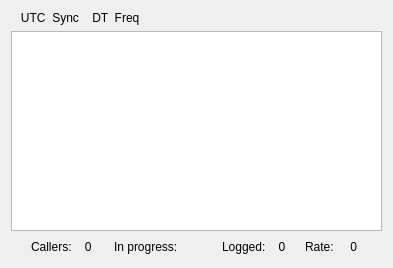
The window that widgets/messageaveraging.ui (saitohirga/WSJT-X) describes before a commit, drawn with Qt 5.
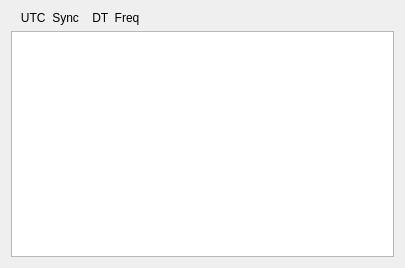
The same window after the commit.

Commit message: Revert the message averaging window to it's original single personality

The edit to the form file:
```diff
--- a/widgets/messageaveraging.ui
+++ b/widgets/messageaveraging.ui
@@ -6,7 +6,7 @@
    <rect>
     <x>0</x>
     <y>0</y>
-    <width>354</width>
+    <width>405</width>
     <height>268</height>
    </rect>
   </property>
@@ -16,6 +16,13 @@
   <layout class="QVBoxLayout" name="verticalLayout">
    <item>
     <layout class="QGridLayout" name="gridLayout">
+     <item row="1" column="0">
+      <widget class="QPlainTextEdit" name="msgAvgPlainTextEdit">
+       <property name="lineWrapMode">
+        <enum>QPlainTextEdit::NoWrap</enum>
+       </property>
+      </widget>
+     </item>
      <item row="0" column="0">
       <widget class="QLabel" name="header_label">
        <property name="text">
@@ -26,101 +33,6 @@
        </property>
       </widget>
      </item>
-     <item row="1" column="0">
-      <widget class="QPlainTextEdit" name="msgAvgPlainTextEdit">
-       <property name="lineWrapMode">
-        <enum>QPlainTextEdit::NoWrap</enum>
-       </property>
-      </widget>
-     </item>
-     <item row="2" column="0">
-      <layout class="QHBoxLayout" name="horizontalLayout">
-       <item>
-        <spacer name="horizontalSpacer">
-         <property name="orientation">
-          <enum>Qt::Horizontal</enum>
-         </property>
-         <property name="sizeType">
-          <enum>QSizePolicy::Fixed</enum>
-         </property>
-         <property name="sizeHint" stdset="0">
-          <size>
-           <width>20</width>
-           <height>20</height>
-          </size>
-         </property>
-        </spacer>
-       </item>
-       <item>
-        <widget class="QLabel" name="lab1">
-         <property name="minimumSize">
-          <size>
-           <width>77</width>
-           <height>20</height>
-          </size>
-         </property>
-         <property name="text">
-          <string>Callers:    0</string>
-         </property>
-        </widget>
-       </item>
-       <item>
-        <widget class="QLabel" name="lab2">
-         <property name="minimumSize">
-          <size>
-           <width>77</width>
-           <height>20</height>
-          </size>
-         </property>
-         <property name="text">
-          <string>In progress:    0</string>
-         </property>
-        </widget>
-       </item>
-       <item>
-        <spacer name="horizontalSpacer_2">
-         <property name="orientation">
-          <enum>Qt::Horizontal</enum>
-         </property>
-         <property name="sizeType">
-          <enum>QSizePolicy::Fixed</enum>
-         </property>
-         <property name="sizeHint" stdset="0">
-          <size>
-           <width>25</width>
-           <height>20</height>
-          </size>
-         </property>
-        </spacer>
-       </item>
-       <item>
-        <widget class="QLabel" name="lab3">
-         <property name="minimumSize">
-          <size>
-           <width>77</width>
-           <height>0</height>
-          </size>
-         </property>
-         <property name="text">
-          <string>Logged:    0</string>
-         </property>
-        </widget>
-       </item>
-       <item>
-        <widget class="QLabel" name="lab4">
-         <property name="minimumSize">
-          <size>
-           <width>77</width>
-           <height>20</height>
-          </size>
-         </property>
-         <property name="text">
-          <string>Rate:     0</string>
-         </property>
-        </widget>
-       </item>
-      </layout>
-     </item>
     </layout>
    </item>
   </layout>
```
The commit also changes 2 other files.
